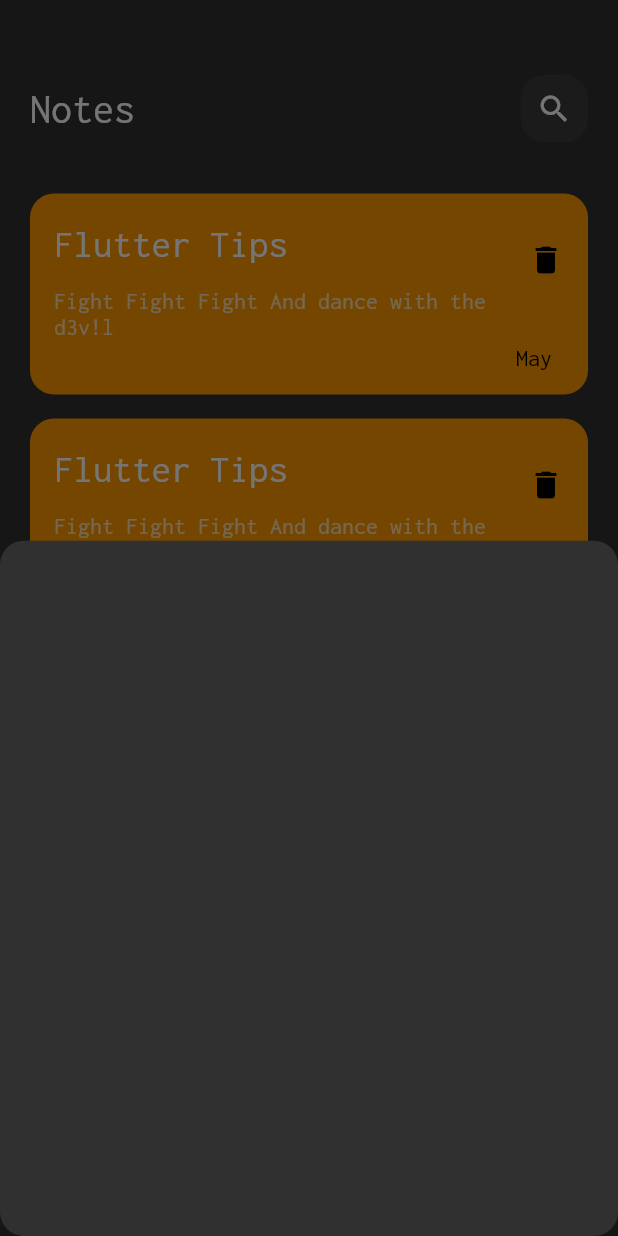
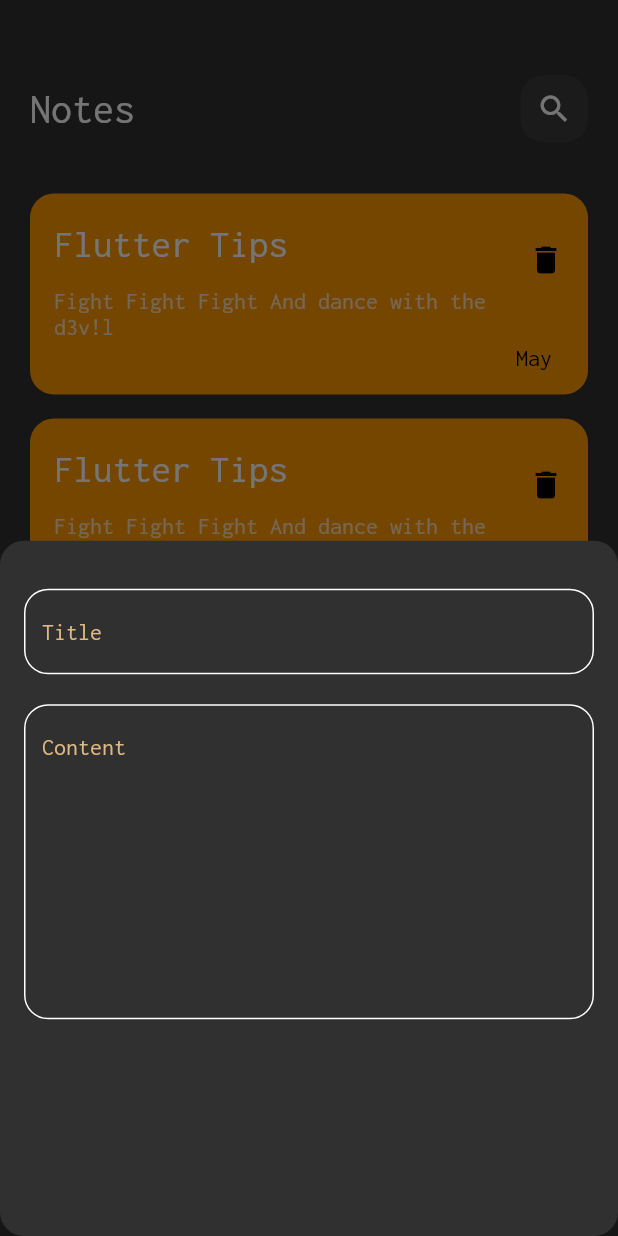
Before and after one commit to mo-tiger/notes_app, a Flutter app: the screen it shows after launch, after a tap on the "add" icon, on a phone screen of 412 x 824 dp. Run offline on Flutter 3.47's test engine with Material 2 defaults, Android fonts, the phone set to English and light mode, and no system bars; missing offline and left inert: dart:ffi.

Commit message:
add field to bottom sheet

```diff
--- /dev/null
+++ b/lib/constants.dart
@@ -0,0 +1,3 @@
+import 'package:flutter/material.dart';
+
+const kPrimaryColor = Color.fromARGB(255, 223, 185, 129);
--- /dev/null
+++ b/lib/view/custom_textfield.dart
@@ -0,0 +1,33 @@
+import 'dart:ffi';
+
+import 'package:flutter/material.dart';
+import 'package:flutter/src/widgets/container.dart';
+import 'package:flutter/src/widgets/framework.dart';
+import 'package:noteapp/constants.dart';
+
+class CustomTextField extends StatelessWidget {
+  const CustomTextField({super.key, required this.hint, this.maxLines = 1});
+  final String hint;
+  final int maxLines;
+
+  @override
+  Widget build(BuildContext context) {
+    return TextField(
+      cursorColor: kPrimaryColor,
+      maxLines: maxLines,
+      decoration: InputDecoration(
+          hintMaxLines: 10,
+          hintText: hint,
+          hintStyle: const TextStyle(color: kPrimaryColor),
+          border: BulidBorder(),
+          enabledBorder: BulidBorder(),
+          focusedBorder: BulidBorder(color: kPrimaryColor)),
+    );
+  }
+
+  OutlineInputBorder BulidBorder({color}) {
+    return OutlineInputBorder(
+        borderRadius: BorderRadius.circular(16),
+        borderSide: BorderSide(color: color ?? Colors.white));
+  }
+}
--- a/lib/widgets/add_note_bottom_sheet.dart
+++ b/lib/widgets/add_note_bottom_sheet.dart
@@ -1,10 +1,30 @@
 import 'package:flutter/material.dart';
+import 'package:noteapp/view/custom_textfield.dart';
 
 class AddNoteBottomSheat extends StatelessWidget {
   const AddNoteBottomSheat({super.key});
 
   @override
   Widget build(BuildContext context) {
-    return Container();
+    return Padding(
+      padding: const EdgeInsets.symmetric(horizontal: 16),
+      child: Column(
+        children: const [
+          SizedBox(
+            height: 32,
+          ),
+          CustomTextField(
+            hint: 'Title',
+          ),
+          SizedBox(
+            height: 20,
+          ),
+          CustomTextField(
+            hint: 'Content',
+            maxLines: 10,
+          ),
+        ],
+      ),
+    );
   }
 }
```
